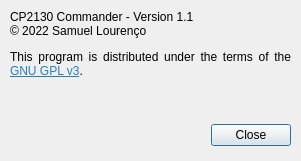
bloguetronica/cp2130-com, file src/aboutdialog.ui: the form before one commit.
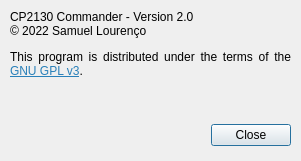
The form after the commit. Icons and pictures are not drawn.

Diff of the .ui file:
```diff
--- a/src/aboutdialog.ui
+++ b/src/aboutdialog.ui
@@ -65,7 +65,7 @@
     </rect>
    </property>
    <property name="text">
-    <string>&lt;html&gt;&lt;head/&gt;&lt;body&gt;&lt;p&gt;CP2130 Commander - Version 1.1&lt;br/&gt;© 2022 Samuel Lourenço&lt;/p&gt;&lt;p&gt;This program is distributed under the terms of the &lt;a href=&quot;https://www.gnu.org/licenses/gpl-3.0-standalone.html&quot;&gt;&lt;span style=&quot; text-decoration: underline; color:#2980b9;&quot;&gt;GNU GPL v3&lt;/span&gt;&lt;/a&gt;.&lt;/p&gt;&lt;/body&gt;&lt;/html&gt;</string>
+    <string>&lt;html&gt;&lt;head/&gt;&lt;body&gt;&lt;p&gt;CP2130 Commander - Version 2.0&lt;br/&gt;© 2022 Samuel Lourenço&lt;/p&gt;&lt;p&gt;This program is distributed under the terms of the &lt;a href=&quot;https://www.gnu.org/licenses/gpl-3.0-standalone.html&quot;&gt;&lt;span style=&quot; text-decoration: underline; color:#2980b9;&quot;&gt;GNU GPL v3&lt;/span&gt;&lt;/a&gt;.&lt;/p&gt;&lt;/body&gt;&lt;/html&gt;</string>
    </property>
    <property name="alignment">
     <set>Qt::AlignJustify|Qt::AlignTop</set>
```
